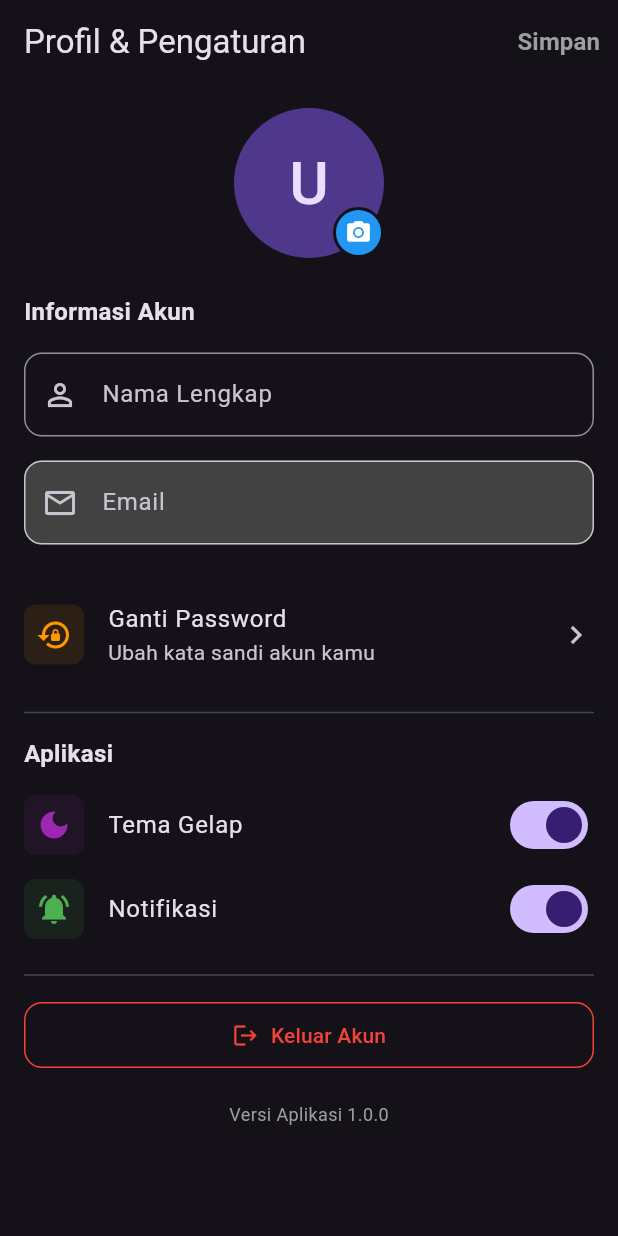
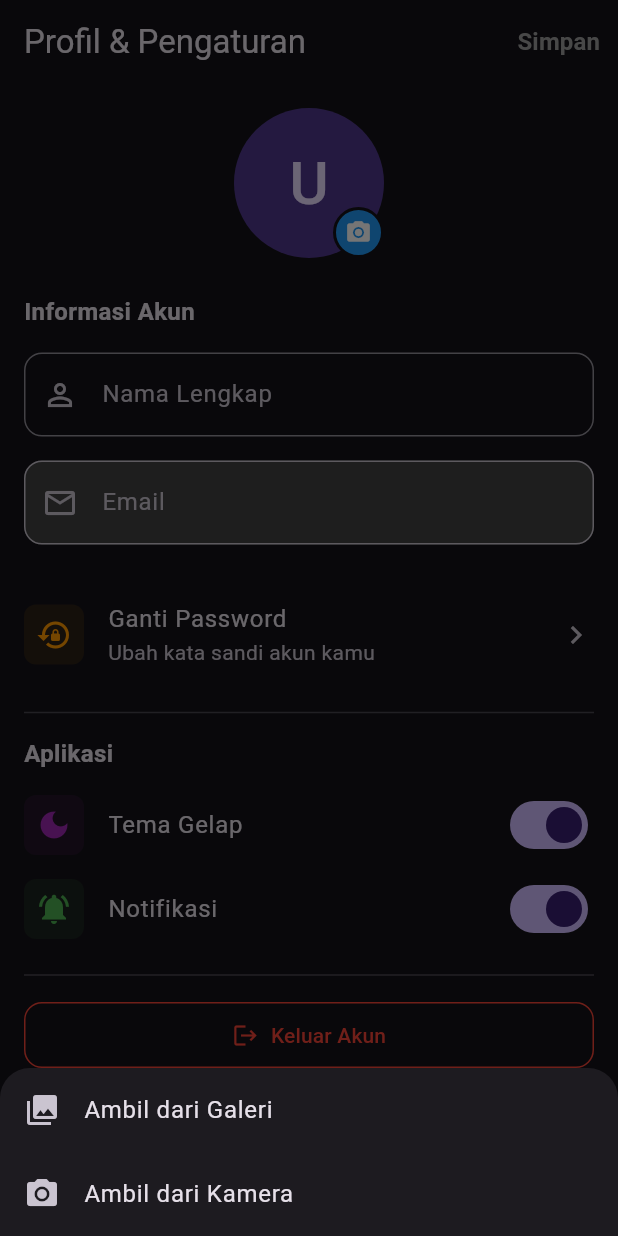
Before and after one commit to rahmatsigma/streamime, a Flutter app: the SettingsPage screen opened by its route, after a tap on the "camera alt" icon, on a phone screen of 412 x 824 dp. Run offline on Flutter 3.47's test engine with Material 3 defaults, Android fonts, the phone set to English and light mode, and no system bars; our stand-ins replace cloud_firestore, dartz, dio, equatable, firebase_auth, firebase_core and 5 more; accounts and stored records are empty; network calls fail.

Commit message:
feat: add camera support for profile picture change

```diff
--- a/lib/features/settings/presentation/pages/settings_page.dart
+++ b/lib/features/settings/presentation/pages/settings_page.dart
@@ -49,26 +49,32 @@ class _SettingsPageState extends State<SettingsPage> {
     super.dispose();
   }
 
-  // --- FUNGSI CEK PERMISSION ---
-  Future<bool> _checkPermission() async {
-    if (kIsWeb) return true;
-    var statusPhotos = await Permission.photos.status;
-    var statusStorage = await Permission.storage.status;
-    if (statusPhotos.isGranted || statusStorage.isGranted) {
+  // --- FUNGSI CEK PERMISSION (UPDATE: Support Kamera & Galeri) ---
+  Future<bool> _checkPermission(ImageSource source) async {
+    if (kIsWeb) return true; // Web selalu aman
+
+    PermissionStatus status;
+
+    if (source == ImageSource.camera) {
+      // 1. Cek Izin Kamera
+      status = await Permission.camera.status;
+      if (status.isDenied) {
+        status = await Permission.camera.request();
+      }
+    } else {
+      // 2. Cek Izin Galeri (Photos/Storage)
+      status = await Permission.photos.status;
+      if (status.isDenied) {
+         status = await Permission.photos.request();
+         if (status.isDenied || status.isPermanentlyDenied) {
+            status = await Permission.storage.request();
+         }
+      }
+    }
+
+    if (status.isGranted || status.isLimited) {
       return true;
-    }
-    Map<Permission, PermissionStatus> statuses = await [
-      Permission.photos,
-      Permission.storage,
-    ].request();
-
-    // Cek hasilnya
-    if (statuses[Permission.photos]!.isGranted ||
-        statuses[Permission.storage]!.isGranted) {
-      return true;
-    }
-    if (statuses[Permission.photos]!.isPermanentlyDenied ||
-        statuses[Permission.storage]!.isPermanentlyDenied) {
+    } else if (status.isPermanentlyDenied) {
       if (mounted) _showOpenSettingsDialog();
       return false;
     }
@@ -81,7 +87,7 @@ class _SettingsPageState extends State<SettingsPage> {
       context: context,
       builder: (ctx) => AlertDialog(
         title: const Text("Izin Diperlukan"),
-        content: const Text("Aplikasi butuh akses ke galeri untuk ganti foto profil. Silakan buka pengaturan."),
+        content: const Text("Aplikasi butuh akses kamera/galeri. Silakan buka pengaturan."),
         actions: [
           TextButton(onPressed: () => Navigator.pop(ctx), child: const Text("Batal")),
           ElevatedButton(
@@ -96,54 +102,56 @@ class _SettingsPageState extends State<SettingsPage> {
     );
   }
 
-  // --- FUNGSI DIALOG LOGOUT ---
-  void _showLogoutDialog() {
-    showDialog(
+  // --- FUNGSI PILIH SUMBER GAMBAR (Pop-up Bawah) ---
+  void _showImageSourceDialog() {
+    showModalBottomSheet(
       context: context,
-      builder: (dialogContext) => AlertDialog(
-        title: const Text("Konfirmasi Keluar"),
-        content: const Text("Apakah kamu yakin ingin keluar dari akun ini?"),
-        actions: [
-          TextButton(
-            onPressed: () => Navigator.pop(dialogContext),
-            child: const Text("Batal"),
+      shape: const RoundedRectangleBorder(
+        borderRadius: BorderRadius.vertical(top: Radius.circular(20)),
       ),
-          ElevatedButton(
-            style: ElevatedButton.styleFrom(
-              backgroundColor: Colors.redAccent,
-              foregroundColor: Colors.white,
+      builder: (context) {
+        return SafeArea(
+          child: Wrap(
+            children: [
+              ListTile(
+                leading: const Icon(Icons.photo_library),
+                title: const Text('Ambil dari Galeri'),
+                onTap: () {
+                  Navigator.pop(context);
+                  _pickAndSaveImageToFirestore(ImageSource.gallery);
+                },
               ),
-            onPressed: () {
-              Navigator.pop(dialogContext);
-              context.read<AuthCubit>().signOut();
-              context.go('/login');
-              ScaffoldMessenger.of(context).showSnackBar(
-                const SnackBar(content: Text('Berhasil logout.')),
-              );
+              ListTile(
+                leading: const Icon(Icons.camera_alt),
+                title: const Text('Ambil dari Kamera'),
+                onTap: () {
+                  Navigator.pop(context);
+                  _pickAndSaveImageToFirestore(ImageSource.camera);
                 },
-            child: const Text("Keluar"),
               ),
             ],
           ),
         );
+      },
+    );
   }
 
-  // --- FUNGSI UPDATE FOTO ---
-  Future<void> _pickAndSaveImageToFirestore() async {
+  // --- FUNGSI UPDATE FOTO (UPDATE: Terima Parameter Source) ---
+  Future<void> _pickAndSaveImageToFirestore(ImageSource source) async {
+    // 1. Cek Izin sesuai Source (Kamera/Galeri)
     if (!kIsWeb) {
        if (defaultTargetPlatform == TargetPlatform.android ||
            defaultTargetPlatform == TargetPlatform.iOS) {
 
-          print(">>> Cek Permission di HP...");
-          bool hasPermission = await _checkPermission();
+          bool hasPermission = await _checkPermission(source);
           if (!hasPermission) return;
        }
     }
 
     try {
       final XFile? image = await _picker.pickImage(
-        source: ImageSource.gallery,
-        imageQuality: 20, // Kompres biar kecil
+        source: source, // Pakai source yang dipilih user
+        imageQuality: 20,
         maxWidth: 500,
       );
 
@@ -151,7 +159,6 @@ class _SettingsPageState extends State<SettingsPage> {
 
       setState(() => _isUploadingImage = true);
 
-      // Baca bytes (Aman untuk Web & HP)
       final bytes = await image.readAsBytes();
       final String base64Image = base64Encode(bytes);
 
@@ -162,19 +169,18 @@ class _SettingsPageState extends State<SettingsPage> {
 
       if (mounted) {
         ScaffoldMessenger.of(context).showSnackBar(
-          const SnackBar(
-            content: Text('Foto berhasil disimpan!'),
-            backgroundColor: Colors.green,
-          ),
+          const SnackBar(content: Text('Foto berhasil disimpan!'), backgroundColor: Colors.green),
         );
         setState(() => _isUploadingImage = false);
       }
+
     } catch (e) {
       print("Error: $e");
       setState(() => _isUploadingImage = false);
       if (mounted) {
         ScaffoldMessenger.of(context).showSnackBar(
-            SnackBar(content: Text('Gagal simpan foto: $e')));
+          SnackBar(content: Text('Gagal simpan foto: $e')),
+        );
       }
     }
   }
@@ -200,7 +206,8 @@ class _SettingsPageState extends State<SettingsPage> {
     } catch (e) {
       if (mounted) {
         ScaffoldMessenger.of(context).showSnackBar(
-            SnackBar(content: Text('Gagal update profil: $e')));
+          SnackBar(content: Text('Gagal update profil: $e')),
+        );
       }
     }
   }
@@ -236,16 +243,11 @@ class _SettingsPageState extends State<SettingsPage> {
                         labelText: 'Password Baru',
                         border: const OutlineInputBorder(),
                         suffixIcon: IconButton(
-                          icon: Icon(obscureNew
-                              ? Icons.visibility_off
-                              : Icons.visibility),
-                          onPressed: () =>
-                              setDialogState(() => obscureNew = !obscureNew),
+                          icon: Icon(obscureNew ? Icons.visibility_off : Icons.visibility),
+                          onPressed: () => setDialogState(() => obscureNew = !obscureNew),
                         ),
                       ),
-                      validator: (v) => (v != null && v.length < 6)
-                          ? 'Minimal 6 karakter'
-                          : null,
+                      validator: (v) => (v != null && v.length < 6) ? 'Minimal 6 karakter' : null,
                     ),
                     const SizedBox(height: 16),
                     TextFormField(
@@ -255,16 +257,11 @@ class _SettingsPageState extends State<SettingsPage> {
                         labelText: 'Ulangi Password',
                         border: const OutlineInputBorder(),
                         suffixIcon: IconButton(
-                          icon: Icon(obscureConfirm
-                              ? Icons.visibility_off
-                              : Icons.visibility),
-                          onPressed: () => setDialogState(
-                              () => obscureConfirm = !obscureConfirm),
+                          icon: Icon(obscureConfirm ? Icons.visibility_off : Icons.visibility),
+                          onPressed: () => setDialogState(() => obscureConfirm = !obscureConfirm),
                         ),
                       ),
-                      validator: (v) => v != newPassController.text
-                          ? 'Password tidak sama'
-                          : null,
+                      validator: (v) => v != newPassController.text ? 'Password tidak sama' : null,
                     ),
                   ],
                 ),
@@ -278,24 +275,19 @@ class _SettingsPageState extends State<SettingsPage> {
                   onPressed: () async {
                     if (formKey.currentState!.validate()) {
                       try {
-                        await _currentUser
-                            ?.updatePassword(newPassController.text);
+                        await _currentUser?.updatePassword(newPassController.text);
                         if (mounted) {
                           Navigator.pop(context);
                           ScaffoldMessenger.of(context).showSnackBar(
-                            const SnackBar(
-                                content: Text(
-                                    'Password berhasil diganti! Silakan login ulang.')),
+                            const SnackBar(content: Text('Password berhasil diganti! Silakan login ulang.')),
                           );
                         }
                       } on FirebaseAuthException catch (e) {
                         String err = e.message ?? 'Gagal ganti password';
                         if (e.code == 'requires-recent-login') {
-                          err =
-                              'Demi keamanan, silakan Logout dan Login ulang sebelum mengganti password.';
+                          err = 'Demi keamanan, silakan Logout dan Login ulang sebelum mengganti password.';
                         }
-                        ScaffoldMessenger.of(context)
-                            .showSnackBar(SnackBar(content: Text(err)));
+                        ScaffoldMessenger.of(context).showSnackBar(SnackBar(content: Text(err)));
                       }
                     }
                   },
@@ -309,18 +301,46 @@ class _SettingsPageState extends State<SettingsPage> {
     );
   }
 
+  void _showLogoutDialog() {
+    showDialog(
+      context: context,
+      builder: (dialogContext) => AlertDialog(
+        title: const Text("Konfirmasi Keluar"),
+        content: const Text("Apakah kamu yakin ingin keluar dari akun ini?"),
+        actions: [
+          TextButton(
+            onPressed: () => Navigator.pop(dialogContext),
+            child: const Text("Batal"),
+          ),
+          ElevatedButton(
+            style: ElevatedButton.styleFrom(
+              backgroundColor: Colors.redAccent,
+              foregroundColor: Colors.white,
+            ),
+            onPressed: () {
+              Navigator.pop(dialogContext);
+              context.read<AuthCubit>().signOut();
+              context.go('/login');
+              ScaffoldMessenger.of(context).showSnackBar(
+                const SnackBar(content: Text('Berhasil logout.')),
+              );
+            },
+            child: const Text("Keluar"),
+          ),
+        ],
+      ),
+    );
+  }
+
   @override
   Widget build(BuildContext context) {
-    final bool isDarkMode =
-        context.watch<ThemeCubit>().state.themeMode == ThemeMode.dark;
+    final bool isDarkMode = context.watch<ThemeCubit>().state.themeMode == ThemeMode.dark;
     final theme = Theme.of(context);
 
     if (_currentUser == null) {
       return Scaffold(
         appBar: AppBar(title: const Text('Pengaturan')),
-        body: const Center(
-          child: Text("Silakan login untuk mengakses pengaturan akun."),
-        ),
+        body: const Center(child: Text("Silakan login untuk mengakses pengaturan akun.")),
       );
     }
 
@@ -344,30 +364,22 @@ class _SettingsPageState extends State<SettingsPage> {
       body: ListView(
         padding: const EdgeInsets.all(16),
         children: [
-          // --- BAGIAN PROFIL ---
           Center(
             child: Stack(
               children: [
                 StreamBuilder<DocumentSnapshot>(
-                  stream: FirebaseFirestore.instance
-                      .collection('users')
-                      .doc(_currentUser!.uid)
-                      .snapshots(),
+                  stream: FirebaseFirestore.instance.collection('users').doc(_currentUser!.uid).snapshots(),
                   builder: (context, snapshot) {
                     ImageProvider? imageProvider;
 
                     if (snapshot.hasData && snapshot.data!.exists) {
-                      final data =
-                          snapshot.data!.data() as Map<String, dynamic>?;
+                      final data = snapshot.data!.data() as Map<String, dynamic>?;
                       final base64String = data?['avatarBase64'];
-
                       if (base64String != null && base64String.isNotEmpty) {
                         imageProvider = MemoryImage(base64Decode(base64String));
                       }
                     }
-
-                    if (imageProvider == null &&
-                        _currentUser?.photoURL != null) {
+                    if (imageProvider == null && _currentUser?.photoURL != null) {
                       imageProvider = NetworkImage(_currentUser!.photoURL!);
                     }
 
@@ -380,44 +392,32 @@ class _SettingsPageState extends State<SettingsPage> {
                               (_nameController.text.isNotEmpty)
                                   ? _nameController.text[0].toUpperCase()
                                   : 'U',
-                              style: TextStyle(
-                                fontSize: 40,
-                                color: theme.colorScheme.onPrimaryContainer,
-                              ),
+                              style: TextStyle(fontSize: 40, color: theme.colorScheme.onPrimaryContainer),
                             )
                           : null,
                     );
-                  },
+                  }
                 ),
+
                 Positioned(
                   bottom: 0,
                   right: 0,
                   child: GestureDetector(
-                    onTap: _isUploadingImage ? null : _pickAndSaveImageToFirestore,
+                    // UPDATE: Panggil dialog pilihan, bukan langsung upload
+                    onTap: _isUploadingImage ? null : _showImageSourceDialog,
                     child: Container(
                       padding: const EdgeInsets.all(6),
                       decoration: BoxDecoration(
                         color: Colors.blue,
                         shape: BoxShape.circle,
-                        border: Border.all(
-                          color: Theme.of(context).scaffoldBackgroundColor,
-                          width: 2,
-                        ),
+                        border: Border.all(color: Theme.of(context).scaffoldBackgroundColor, width: 2),
                       ),
                       child: _isUploadingImage
                         ? const SizedBox(
-                              width: 18,
-                              height: 18,
-                              child: CircularProgressIndicator(
-                                color: Colors.white,
-                                strokeWidth: 2,
-                              ),
+                            width: 18, height: 18,
+                            child: CircularProgressIndicator(color: Colors.white, strokeWidth: 2)
                           )
-                          : const Icon(
-                              Icons.camera_alt,
-                              size: 18,
-                              color: Colors.white,
-                            ),
+                        : const Icon(Icons.camera_alt, size: 18, color: Colors.white),
                     ),
                   ),
                 ),
@@ -426,10 +426,7 @@ class _SettingsPageState extends State<SettingsPage> {
           ),
           const SizedBox(height: 24),
 
-          const Text(
-            "Informasi Akun",
-            style: TextStyle(fontWeight: FontWeight.bold, fontSize: 16),
-          ),
+          const Text("Informasi Akun", style: TextStyle(fontWeight: FontWeight.bold, fontSize: 16)),
           const SizedBox(height: 16),
 
           TextFormField(
@@ -437,9 +434,7 @@ class _SettingsPageState extends State<SettingsPage> {
             decoration: InputDecoration(
               labelText: 'Nama Lengkap',
               prefixIcon: const Icon(Icons.person_outline),
-              border: OutlineInputBorder(
-                borderRadius: BorderRadius.circular(12),
-              ),
+              border: OutlineInputBorder(borderRadius: BorderRadius.circular(12)),
             ),
           ),
           const SizedBox(height: 16),
@@ -450,9 +445,7 @@ class _SettingsPageState extends State<SettingsPage> {
             decoration: InputDecoration(
               labelText: 'Email',
               prefixIcon: const Icon(Icons.email_outlined),
-              border: OutlineInputBorder(
-                borderRadius: BorderRadius.circular(12),
-              ),
+              border: OutlineInputBorder(borderRadius: BorderRadius.circular(12)),
               filled: true,
               fillColor: isDarkMode ? Colors.grey[800] : Colors.grey[200],
             ),
@@ -463,10 +456,7 @@ class _SettingsPageState extends State<SettingsPage> {
             contentPadding: EdgeInsets.zero,
             leading: Container(
               padding: const EdgeInsets.all(8),
-              decoration: BoxDecoration(
-                color: Colors.orange.withOpacity(0.1),
-                borderRadius: BorderRadius.circular(8),
-              ),
+              decoration: BoxDecoration(color: Colors.orange.withOpacity(0.1), borderRadius: BorderRadius.circular(8)),
               child: const Icon(Icons.lock_reset, color: Colors.orange),
             ),
             title: const Text('Ganti Password'),
@@ -477,24 +467,15 @@ class _SettingsPageState extends State<SettingsPage> {
 
           const Divider(height: 32),
 
-          const Text(
-            "Aplikasi",
-            style: TextStyle(fontWeight: FontWeight.bold, fontSize: 16),
-          ),
+          const Text("Aplikasi", style: TextStyle(fontWeight: FontWeight.bold, fontSize: 16)),
           const SizedBox(height: 8),
 
           SwitchListTile(
             contentPadding: EdgeInsets.zero,
             secondary: Container(
               padding: const EdgeInsets.all(8),
-              decoration: BoxDecoration(
-                color: Colors.purple.withOpacity(0.1),
-                borderRadius: BorderRadius.circular(8),
-              ),
-              child: Icon(
-                isDarkMode ? Icons.dark_mode : Icons.light_mode,
-                color: Colors.purple,
-              ),
+              decoration: BoxDecoration(color: Colors.purple.withOpacity(0.1), borderRadius: BorderRadius.circular(8)),
+              child: Icon(isDarkMode ? Icons.dark_mode : Icons.light_mode, color: Colors.purple),
             ),
             title: const Text('Tema Gelap'),
             value: isDarkMode,
@@ -507,10 +488,7 @@ class _SettingsPageState extends State<SettingsPage> {
             contentPadding: EdgeInsets.zero,
             secondary: Container(
               padding: const EdgeInsets.all(8),
-              decoration: BoxDecoration(
-                color: Colors.green.withOpacity(0.1),
-                borderRadius: BorderRadius.circular(8),
-              ),
+              decoration: BoxDecoration(color: Colors.green.withOpacity(0.1), borderRadius: BorderRadius.circular(8)),
               child: const Icon(Icons.notifications_active, color: Colors.green),
             ),
             title: const Text('Notifikasi'),
@@ -524,7 +502,6 @@ class _SettingsPageState extends State<SettingsPage> {
 
           const Divider(height: 32),
 
-          // TOMBOL LOGOUT
           SizedBox(
             width: double.infinity,
             child: OutlinedButton.icon(
@@ -532,27 +509,17 @@ class _SettingsPageState extends State<SettingsPage> {
                 _showLogoutDialog();
               },
               icon: const Icon(Icons.logout, color: Colors.red),
-              label: const Text(
-                "Keluar Akun",
-                style: TextStyle(color: Colors.red),
-              ),
+              label: const Text("Keluar Akun", style: TextStyle(color: Colors.red)),
               style: OutlinedButton.styleFrom(
                 padding: const EdgeInsets.symmetric(vertical: 12),
                 side: const BorderSide(color: Colors.red),
-                shape: RoundedRectangleBorder(
-                  borderRadius: BorderRadius.circular(12),
-                ),
+                shape: RoundedRectangleBorder(borderRadius: BorderRadius.circular(12)),
               ),
             ),
           ),
 
           const SizedBox(height: 20),
-          const Center(
-            child: Text(
-              "Versi Aplikasi 1.0.0",
-              style: TextStyle(color: Colors.grey, fontSize: 12),
-            ),
-          ),
+          const Center(child: Text("Versi Aplikasi 1.0.0", style: TextStyle(color: Colors.grey, fontSize: 12))),
         ],
       ),
     );
```
Also changed, not shown: 1 other file. Lines whose indentation alone changed are shown as unchanged.
